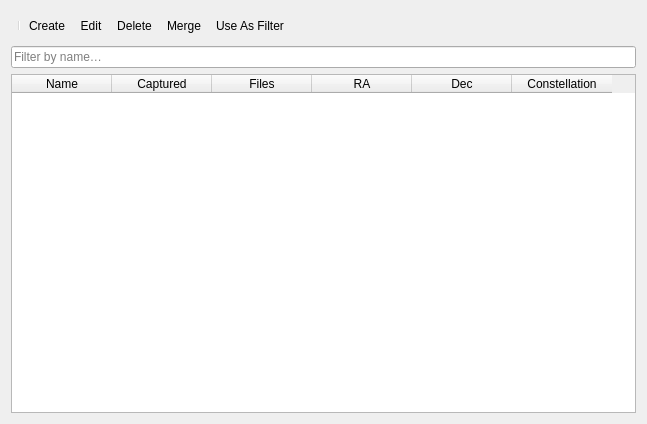
Qt form photonfinder/ui/ProjectsWindow.ui (bcolyn/PhotonFinder) before a commit.
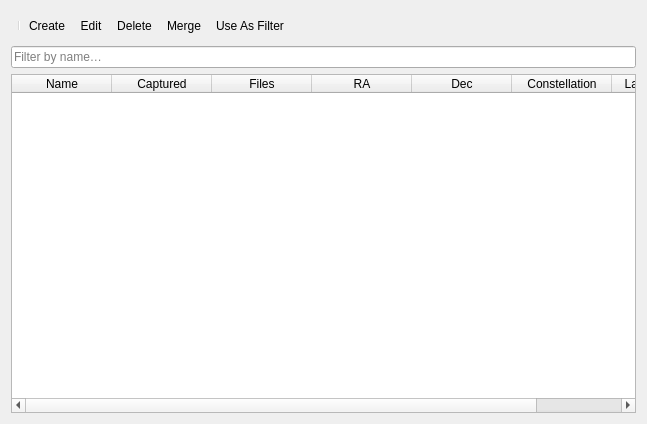
The same form after that commit. Icons and pictures are not drawn.

Commit message: Add Last Changed column to Projects window

Patch:
```diff
--- a/photonfinder/ui/ProjectsWindow.ui
+++ b/photonfinder/ui/ProjectsWindow.ui
@@ -93,6 +93,11 @@
        <string>Constellation</string>
       </property>
      </column>
+     <column>
+      <property name="text">
+       <string>Last Changed</string>
+      </property>
+     </column>
     </widget>
    </item>
   </layout>
```
The commit also changes 1 other file.
